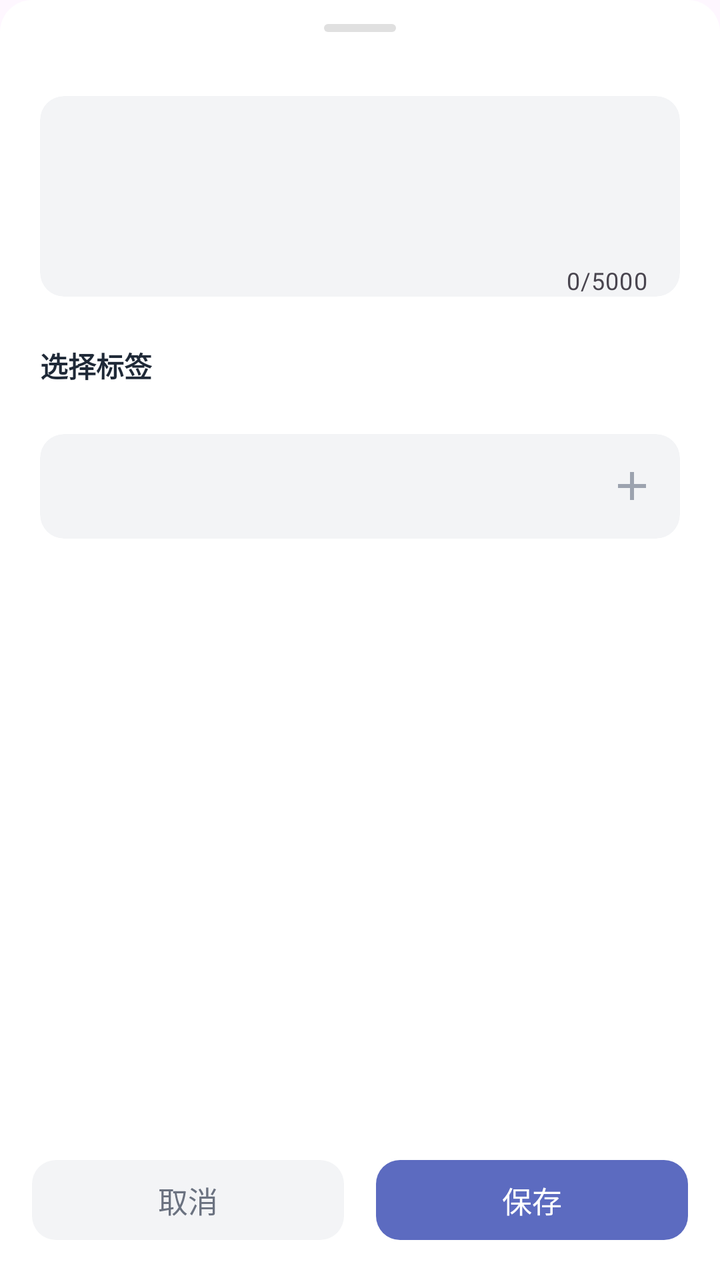
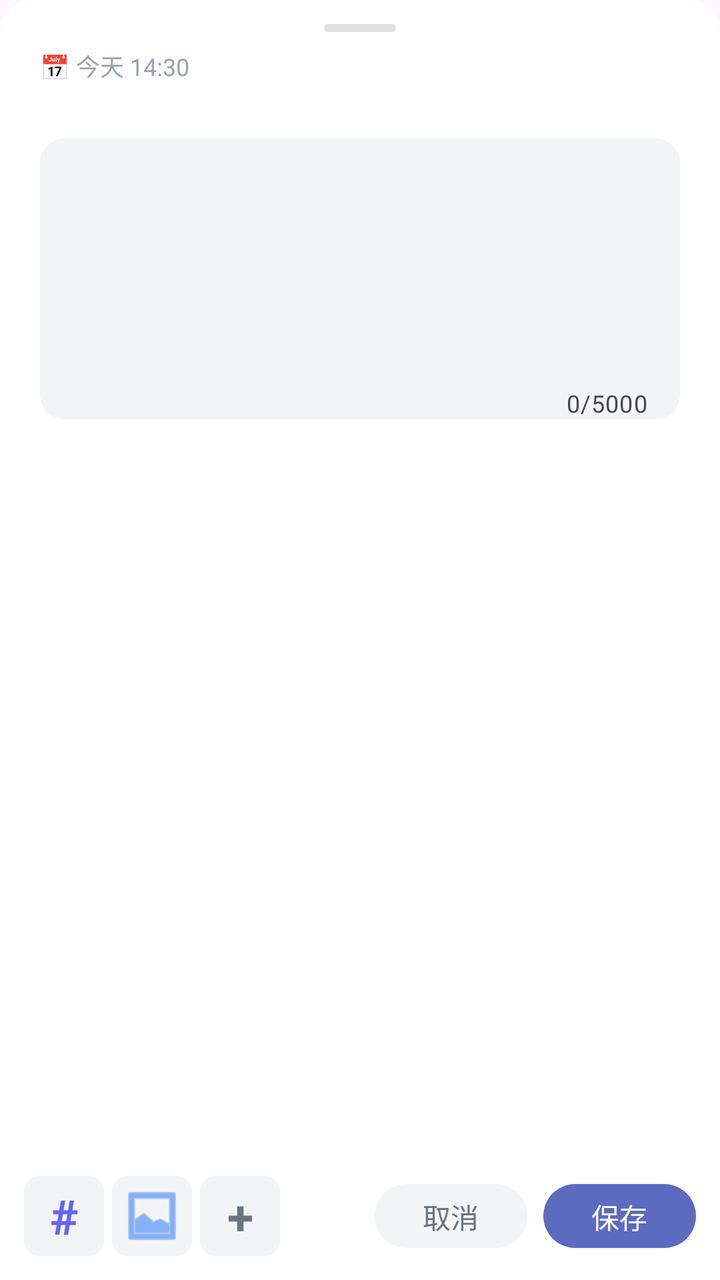

Screens rendered from an Android XML layout before and after an edit, with the pre-edit source and the edit as a unified diff.
<!-- AndroidManifest.xml: application theme Theme.JishiClipboard -->
<!-- res/layout/dialog_clipboard_edit.xml -->
<?xml version="1.0" encoding="utf-8"?>
<LinearLayout xmlns:android="http://schemas.android.com/apk/res/android"
    xmlns:app="http://schemas.android.com/apk/res-auto"
    android:layout_width="match_parent"
    android:layout_height="wrap_content"
    android:orientation="vertical"
    android:background="@drawable/bottom_sheet_background">

    
    <View
        android:layout_width="36dp"
        android:layout_height="4dp"
        android:layout_gravity="center_horizontal"
        android:layout_marginTop="12dp"
        android:layout_marginBottom="12dp"
        android:background="@drawable/bottom_sheet_handle" />

    
    <ScrollView
        android:id="@+id/contentScrollView"
        android:layout_width="match_parent"
        android:layout_height="0dp"
        android:layout_weight="1"
        android:padding="20dp"
        android:scrollbars="vertical"
        android:fadeScrollbars="true"
        android:scrollbarStyle="insideOverlay"
        android:fillViewport="true">

        <LinearLayout
            android:layout_width="match_parent"
            android:layout_height="wrap_content"
            android:orientation="vertical">

            
            <com.google.android.material.card.MaterialCardView
                android:layout_width="match_parent"
                android:layout_height="wrap_content"
                app:cardCornerRadius="12dp"
                app:cardElevation="0dp"
                app:cardBackgroundColor="@color/surface_variant"
                app:strokeWidth="0dp">

                <com.google.android.material.textfield.TextInputLayout
                    android:id="@+id/contentInputLayout"
                    android:layout_width="match_parent"
                    android:layout_height="wrap_content"
                    android:hint="剪贴板内容"
                    app:hintEnabled="false"
                    app:boxBackgroundMode="none"
                    app:counterEnabled="true"
                    app:counterMaxLength="5000"
                    app:endIconMode="clear_text"
                    app:endIconTint="@color/text_hint">

                    <com.google.android.material.textfield.TextInputEditText
                        android:id="@+id/contentEditText"
                        android:layout_width="match_parent"
                        android:layout_height="wrap_content"
                        android:minHeight="80dp"
                        android:maxHeight="200dp"
                        android:gravity="top|start"
                        android:padding="16dp"
                        android:textSize="15sp"
                        android:textColor="@color/text_primary"
                        android:textColorHint="@color/text_hint"
                        android:background="@null"
                        android:inputType="textMultiLine" />

                </com.google.android.material.textfield.TextInputLayout>

            </com.google.android.material.card.MaterialCardView>

            
            <TextView
                android:layout_width="wrap_content"
                android:layout_height="wrap_content"
                android:text="选择标签"
                android:textSize="14sp"
                android:textStyle="bold"
                android:textColor="@color/text_primary"
                android:layout_marginTop="24dp"
                android:layout_marginBottom="12dp" />

            <com.google.android.material.chip.ChipGroup
                android:id="@+id/tagsChipGroup"
                android:layout_width="match_parent"
                android:layout_height="wrap_content"
                app:chipSpacingHorizontal="8dp"
                app:chipSpacingVertical="8dp" />

            
            <com.google.android.material.card.MaterialCardView
                android:layout_width="match_parent"
                android:layout_height="wrap_content"
                android:layout_marginTop="12dp"
                app:cardCornerRadius="12dp"
                app:cardElevation="0dp"
                app:cardBackgroundColor="@color/surface_variant"
                app:strokeWidth="0dp">

                <com.google.android.material.textfield.TextInputLayout
                    android:id="@+id/customTagInputLayout"
                    android:layout_width="match_parent"
                    android:layout_height="wrap_content"
                    android:hint="添加自定义标签"
                    app:hintEnabled="false"
                    app:boxBackgroundMode="none"
                    app:endIconDrawable="@drawable/ic_add"
                    app:endIconMode="custom"
                    app:endIconTint="@color/text_hint">

                    <com.google.android.material.textfield.TextInputEditText
                        android:id="@+id/customTagInput"
                        android:layout_width="match_parent"
                        android:layout_height="wrap_content"
                        android:padding="16dp"
                        android:textSize="15sp"
                        android:textColor="@color/text_primary"
                        android:textColorHint="@color/text_hint"
                        android:background="@null"
                        android:imeOptions="actionDone"
                        android:inputType="text" />

                </com.google.android.material.textfield.TextInputLayout>

            </com.google.android.material.card.MaterialCardView>

        </LinearLayout>

    </ScrollView>

    
    <LinearLayout
        android:layout_width="match_parent"
        android:layout_height="wrap_content"
        android:orientation="horizontal"
        android:padding="16dp"
        android:paddingTop="12dp"
        android:paddingBottom="16dp"
        android:gravity="center"
        android:background="@color/surface"
        android:layout_marginTop="8dp">

        <com.google.android.material.button.MaterialButton
            android:id="@+id/btnCancel"
            android:layout_width="0dp"
            android:layout_height="48dp"
            android:layout_weight="1"
            android:layout_marginEnd="8dp"
            android:text="取消"
            android:textSize="15sp"
            android:textColor="@color/text_secondary"
            app:backgroundTint="@color/surface_variant"
            app:cornerRadius="12dp"
            app:strokeWidth="0dp"
            app:elevation="0dp" />

        <com.google.android.material.button.MaterialButton
            android:id="@+id/btnSave"
            android:layout_width="0dp"
            android:layout_height="48dp"
            android:layout_weight="1"
            android:layout_marginStart="8dp"
            android:text="保存"
            android:textSize="15sp"
            android:textColor="@color/white"
            app:backgroundTint="@color/primary"
            app:cornerRadius="12dp"
            app:elevation="2dp" />

    </LinearLayout>

</LinearLayout>
<!-- resources referenced by this layout -->
<resources>
  <color name="primary">#5C6BC0</color>
  <color name="surface">#FFFFFF</color>
  <color name="surface_variant">#F3F4F6</color>
  <color name="text_hint">#9CA3AF</color>
  <color name="text_primary">#1F2937</color>
  <color name="text_secondary">#6B7280</color>
  <color name="white">#FFFFFFFF</color>
  <!-- drawable bottom_sheet_background (drawable) -->
  <?xml version="1.0" encoding="utf-8"?>
  <shape xmlns:android="http://schemas.android.com/apk/res/android">
      <solid android:color="#FFFFFF" />
      <corners
          android:topLeftRadius="16dp"
          android:topRightRadius="16dp" />
  </shape>
  <!-- drawable bottom_sheet_handle (drawable) -->
  <?xml version="1.0" encoding="utf-8"?>
  <shape xmlns:android="http://schemas.android.com/apk/res/android"
      android:shape="rectangle">
      <solid android:color="#E0E0E0" />
      <corners android:radius="2dp" />
  </shape>
  <!-- drawable ic_add (drawable) -->
  <vector xmlns:android="http://schemas.android.com/apk/res/android"
      android:width="24dp"
      android:height="24dp"
      android:viewportWidth="24"
      android:viewportHeight="24">
      <path
          android:fillColor="@android:color/white"
          android:pathData="M19,13h-6v6h-2v-6H5v-2h6V5h2v6h6V13z"/>
  </vector>
  <style name="Theme.JishiClipboard" parent="Base.Theme.JishiClipboard" />
  <style name="Base.Theme.JishiClipboard" parent="Theme.Material3.DayNight.NoActionBar">
          <item name="colorPrimary">@color/primary</item>
          <item name="colorPrimaryDark">@color/primary_dark</item>
      </style>
  <color name="primary_dark">#3F51B5</color>
</resources>

<!-- the commit's change to res/layout/dialog_clipboard_edit.xml (unified diff, before → after) -->
@@ -12,11 +12,43 @@
         android:layout_height="4dp"
         android:layout_gravity="center_horizontal"
         android:layout_marginTop="12dp"
-        android:layout_marginBottom="12dp"
+        android:layout_marginBottom="8dp"
         android:background="@drawable/bottom_sheet_handle" />
 
     
-    <ScrollView
+    <LinearLayout
+        android:id="@+id/metadataContainer"
+        android:layout_width="match_parent"
+        android:layout_height="wrap_content"
+        android:orientation="horizontal"
+        android:paddingStart="20dp"
+        android:paddingEnd="20dp"
+        android:paddingBottom="8dp"
+        android:gravity="center_vertical">
+
+        <TextView
+            android:id="@+id/timeText"
+            android:layout_width="wrap_content"
+            android:layout_height="wrap_content"
+            android:text="📅 今天 14:30"
+            android:textSize="12sp"
+            android:textColor="#9ca3af"
+            android:maxLines="1" />
+
+        <TextView
+            android:id="@+id/sourceText"
+            android:layout_width="wrap_content"
+            android:layout_height="wrap_content"
+            android:layout_marginStart="12dp"
+            android:text="📺 来自复制"
+            android:textSize="12sp"
+            android:textColor="#9ca3af"
+            android:maxLines="1"
+            android:visibility="gone" />
+    </LinearLayout>
+
+    
+    <androidx.core.widget.NestedScrollView
         android:id="@+id/contentScrollView"
         android:layout_width="match_parent"
         android:layout_height="0dp"
@@ -45,7 +77,7 @@
                     android:id="@+id/contentInputLayout"
                     android:layout_width="match_parent"
                     android:layout_height="wrap_content"
-                    android:hint="剪贴板内容"
+                    android:hint="这个让我想到..."
                     app:hintEnabled="false"
                     app:boxBackgroundMode="none"
                     app:counterEnabled="true"
@@ -57,8 +89,10 @@
                         android:id="@+id/contentEditText"
                         android:layout_width="match_parent"
                         android:layout_height="wrap_content"
-                        android:minHeight="80dp"
-                        android:maxHeight="200dp"
+                        android:minHeight="120dp"
+                        android:maxHeight="300dp"
+                        android:scrollbars="vertical"
+                        android:overScrollMode="always"
                         android:gravity="top|start"
                         android:padding="16dp"
                         android:textSize="15sp"
@@ -72,101 +106,154 @@
             </com.google.android.material.card.MaterialCardView>
 
             
-            <TextView
-                android:layout_width="wrap_content"
-                android:layout_height="wrap_content"
-                android:text="选择标签"
-                android:textSize="14sp"
-                android:textStyle="bold"
-                android:textColor="@color/text_primary"
-                android:layout_marginTop="24dp"
-                android:layout_marginBottom="12dp" />
-
-            <com.google.android.material.chip.ChipGroup
-                android:id="@+id/tagsChipGroup"
-                android:layout_width="match_parent"
-                android:layout_height="wrap_content"
-                app:chipSpacingHorizontal="8dp"
-                app:chipSpacingVertical="8dp" />
-
-            
-            <com.google.android.material.card.MaterialCardView
+            <androidx.recyclerview.widget.RecyclerView
+                android:id="@+id/imagePreviewRecyclerView"
                 android:layout_width="match_parent"
                 android:layout_height="wrap_content"
                 android:layout_marginTop="12dp"
-                app:cardCornerRadius="12dp"
-                app:cardElevation="0dp"
-                app:cardBackgroundColor="@color/surface_variant"
-                app:strokeWidth="0dp">
-
-                <com.google.android.material.textfield.TextInputLayout
-                    android:id="@+id/customTagInputLayout"
+                android:visibility="gone" />
+
+            
+            <LinearLayout
+                android:id="@+id/priorityContainer"
+                android:layout_width="match_parent"
+                android:layout_height="wrap_content"
+                android:orientation="vertical"
+                android:layout_marginTop="16dp"
+                android:visibility="gone">
+
+                <TextView
+                    android:layout_width="wrap_content"
+                    android:layout_height="wrap_content"
+                    android:text="优先级"
+                    android:textSize="14sp"
+                    android:textColor="@color/text_secondary"
+                    android:layout_marginBottom="8dp" />
+
+                <RadioGroup
+                    android:id="@+id/priorityRadioGroup"
                     android:layout_width="match_parent"
                     android:layout_height="wrap_content"
-                    android:hint="添加自定义标签"
-                    app:hintEnabled="false"
-                    app:boxBackgroundMode="none"
-                    app:endIconDrawable="@drawable/ic_add"
-                    app:endIconMode="custom"
-                    app:endIconTint="@color/text_hint">
-
-                    <com.google.android.material.textfield.TextInputEditText
-                        android:id="@+id/customTagInput"
-                        android:layout_width="match_parent"
-                        android:layout_height="wrap_content"
-                        android:padding="16dp"
-                        android:textSize="15sp"
-                        android:textColor="@color/text_primary"
-                        android:textColorHint="@color/text_hint"
-                        android:background="@null"
-                        android:imeOptions="actionDone"
-                        android:inputType="text" />
-
-                </com.google.android.material.textfield.TextInputLayout>
-
-            </com.google.android.material.card.MaterialCardView>
+                    android:orientation="horizontal">
+
+                    <RadioButton
+                        android:id="@+id/rbHigh"
+                        android:layout_width="0dp"
+                        android:layout_height="wrap_content"
+                        android:layout_weight="1"
+                        android:text="🔴 高"
+                        android:textSize="14sp"
+                        android:buttonTint="@color/todo_priority_high" />
+
+                    <RadioButton
+                        android:id="@+id/rbMedium"
+                        android:layout_width="0dp"
+                        android:layout_height="wrap_content"
+                        android:layout_weight="1"
+                        android:text="🟡 中"
+                        android:textSize="14sp"
+                        android:buttonTint="@color/todo_priority_medium"
+                        android:checked="true" />
+
+                    <RadioButton
+                        android:id="@+id/rbLow"
+                        android:layout_width="0dp"
+                        android:layout_height="wrap_content"
+                        android:layout_weight="1"
+                        android:text="🟢 低"
+                        android:textSize="14sp"
+                        android:buttonTint="@color/todo_priority_low" />
+                </RadioGroup>
+            </LinearLayout>
 
         </LinearLayout>
 
-    </ScrollView>
+    </androidx.core.widget.NestedScrollView>
 
     
     <LinearLayout
         android:layout_width="match_parent"
         android:layout_height="wrap_content"
         android:orientation="horizontal"
-        android:padding="16dp"
-        android:paddingTop="12dp"
+        android:padding="12dp"
+        android:paddingTop="8dp"
         android:paddingBottom="16dp"
-        android:gravity="center"
+        android:gravity="center_vertical"
         android:background="@color/surface"
         android:layout_marginTop="8dp">
 
+        
+        <TextView
+            android:id="@+id/btnTag"
+            android:layout_width="40dp"
+            android:layout_height="40dp"
+            android:layout_marginEnd="4dp"
+            android:background="@drawable/bg_header_button"
+            android:contentDescription="添加标签"
+            android:gravity="center"
+            android:text="#"
+            android:textColor="#6366f1"
+            android:textSize="24sp"
+            android:textStyle="bold" />
+
+        
+        <ImageButton
+            android:id="@+id/btnAddImage"
+            android:layout_width="40dp"
+            android:layout_height="40dp"
+            android:layout_marginEnd="4dp"
+            android:background="@drawable/bg_header_button"
+            android:contentDescription="添加图片"
+            android:padding="8dp"
+            android:src="@android:drawable/ic_menu_gallery"
+            android:tint="#3b82f6" />
+
+        
+        <TextView
+            android:id="@+id/btnMore"
+            android:layout_width="40dp"
+            android:layout_height="40dp"
+            android:layout_marginEnd="4dp"
+            android:background="@drawable/bg_header_button"
+            android:contentDescription="更多工具"
+            android:gravity="center"
+            android:text="+"
+            android:textColor="#6b7280"
+            android:textSize="24sp"
+            android:textStyle="bold" />
+
+        
+        <View
+            android:layout_width="0dp"
+            android:layout_height="1dp"
+            android:layout_weight="1" />
+
+        
         <com.google.android.material.button.MaterialButton
             android:id="@+id/btnCancel"
-            android:layout_width="0dp"
-            android:layout_height="48dp"
-            android:layout_weight="1"
+            android:layout_width="wrap_content"
+            android:layout_height="40dp"
+            android:minWidth="64dp"
             android:layout_marginEnd="8dp"
             android:text="取消"
-            android:textSize="15sp"
+            android:textSize="14sp"
             android:textColor="@color/text_secondary"
             app:backgroundTint="@color/surface_variant"
-            app:cornerRadius="12dp"
+            app:cornerRadius="20dp"
             app:strokeWidth="0dp"
             app:elevation="0dp" />
 
+        
         <com.google.android.material.button.MaterialButton
             android:id="@+id/btnSave"
-            android:layout_width="0dp"
-            android:layout_height="48dp"
-            android:layout_weight="1"
-            android:layout_marginStart="8dp"
+            android:layout_width="wrap_content"
+            android:layout_height="40dp"
+            android:minWidth="64dp"
             android:text="保存"
-            android:textSize="15sp"
+            android:textSize="14sp"
             android:textColor="@color/white"
             app:backgroundTint="@color/primary"
-            app:cornerRadius="12dp"
+            app:cornerRadius="20dp"
             app:elevation="2dp" />
 
     </LinearLayout>
<!-- resource entries referenced after the edit -->
@@ -4,9 +4,18 @@
   <color name="surface">#FFFFFF</color>
   <color name="surface_variant">#F3F4F6</color>
   <color name="text_hint">#9CA3AF</color>
-  <color name="text_primary">#1F2937</color>
+  <color name="text_primary">#111827</color>
   <color name="text_secondary">#6B7280</color>
+  <color name="todo_priority_high">#DC2626</color>
+  <color name="todo_priority_low">#059669</color>
+  <color name="todo_priority_medium">#D97706</color>
   <color name="white">#FFFFFFFF</color>
+  <!-- drawable bg_header_button (drawable) -->
+  <?xml version="1.0" encoding="utf-8"?>
+  <shape xmlns:android="http://schemas.android.com/apk/res/android">
+      <solid android:color="#f3f4f6" />
+      <corners android:radius="8dp" />
+  </shape>
   <!-- drawable bottom_sheet_background (drawable) -->
   <?xml version="1.0" encoding="utf-8"?>
   <shape xmlns:android="http://schemas.android.com/apk/res/android">
@@ -22,16 +31,6 @@
       <solid android:color="#E0E0E0" />
       <corners android:radius="2dp" />
   </shape>
-  <!-- drawable ic_add (drawable) -->
-  <vector xmlns:android="http://schemas.android.com/apk/res/android"
-      android:width="24dp"
-      android:height="24dp"
-      android:viewportWidth="24"
-      android:viewportHeight="24">
-      <path
-          android:fillColor="@android:color/white"
-          android:pathData="M19,13h-6v6h-2v-6H5v-2h6V5h2v6h6V13z"/>
-  </vector>
   <style name="Theme.JishiClipboard" parent="Base.Theme.JishiClipboard" />
   <style name="Base.Theme.JishiClipboard" parent="Theme.Material3.DayNight.NoActionBar">
           <item name="colorPrimary">@color/primary</item>
